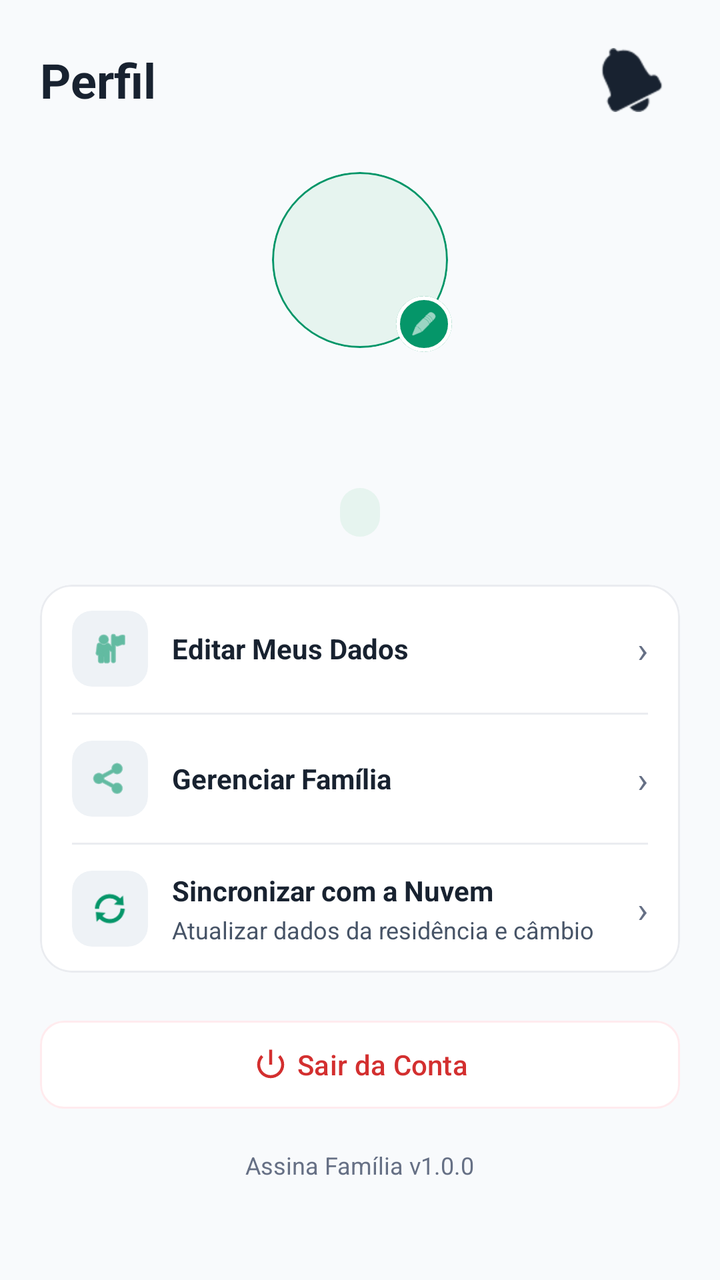
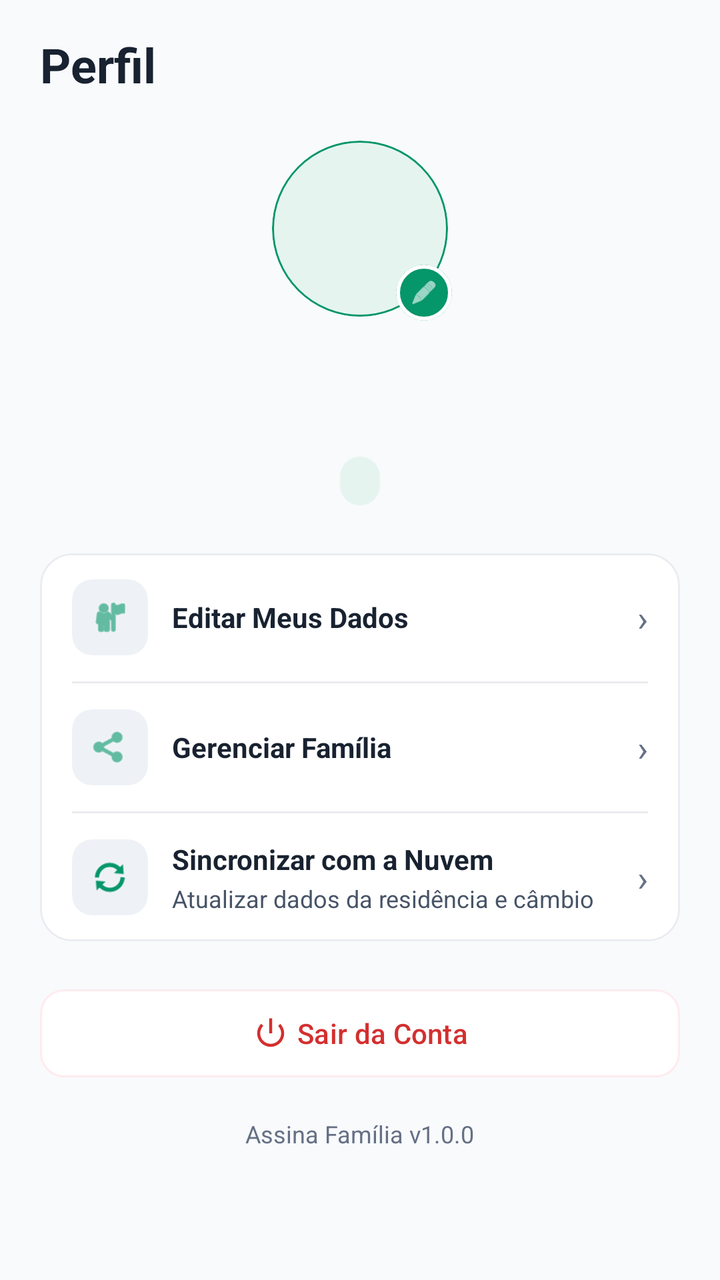

The first picture is an Android layout as it rendered before a commit; the second is the same layout after the commit. The layout source and the unified diff follow.
<!-- AndroidManifest.xml: application theme Theme.AssinaFamilia -->
<!-- res/layout/fragment_perfil.xml -->
<?xml version="1.0" encoding="utf-8"?>
<androidx.core.widget.NestedScrollView xmlns:android="http://schemas.android.com/apk/res/android"
    xmlns:app="http://schemas.android.com/apk/res-auto"
    android:id="@+id/scrollPerfil"
    android:layout_width="match_parent"
    android:layout_height="match_parent"
    android:background="@color/cor_fundo_tela"
    android:fillViewport="true">

    <LinearLayout
        android:id="@+id/layoutConteudoPerfil"
        android:layout_width="match_parent"
        android:layout_height="wrap_content"
        android:orientation="vertical"
        android:paddingHorizontal="20dp"
        android:paddingTop="16dp"
        android:paddingBottom="28dp">

        <LinearLayout
            android:layout_width="match_parent"
            android:layout_height="wrap_content"
            android:gravity="center_vertical"
            android:orientation="horizontal">

            <TextView
                android:id="@+id/txtTituloPerfil"
                android:layout_width="0dp"
                android:layout_height="wrap_content"
                android:layout_weight="1"
                android:text="@string/titulo_aba_perfil"
                android:textColor="@color/cor_texto_primario"
                android:textSize="24sp"
                android:textStyle="bold" />

            <ImageButton
                android:id="@+id/btnNotificacoesPerfil"
                android:layout_width="48dp"
                android:layout_height="48dp"
                android:background="?attr/selectableItemBackgroundBorderless"
                android:contentDescription="@string/desc_notificacoes"
                android:src="@android:drawable/ic_popup_reminder"
                app:tint="@color/cor_texto_primario" />

        </LinearLayout>

        <ProgressBar
            android:id="@+id/pbCarregandoPerfil"
            style="?android:attr/progressBarStyleHorizontal"
            android:layout_width="match_parent"
            android:layout_height="wrap_content"
            android:layout_marginTop="8dp"
            android:indeterminate="true"
            android:visibility="gone" />

        <FrameLayout
            android:id="@+id/containerAvatarPerfil"
            android:layout_width="92dp"
            android:layout_height="92dp"
            android:layout_gravity="center_horizontal"
            android:layout_marginTop="20dp">

            <com.google.android.material.card.MaterialCardView
                android:id="@+id/cardAvatarPerfil"
                android:layout_width="88dp"
                android:layout_height="88dp"
                android:layout_gravity="center"
                app:cardBackgroundColor="@color/cor_verde_claro"
                app:cardCornerRadius="44dp"
                app:cardElevation="0dp"
                app:strokeColor="@color/cor_primaria"
                app:strokeWidth="1dp">

                <TextView
                    android:id="@+id/txtIniciaisPerfil"
                    android:layout_width="match_parent"
                    android:layout_height="match_parent"
                    android:gravity="center"
                    android:textColor="@color/cor_verde_escuro"
                    android:textSize="28sp"
                    android:textStyle="bold" />

            </com.google.android.material.card.MaterialCardView>

            <com.google.android.material.card.MaterialCardView
                android:id="@+id/cardAtalhoEditarAvatar"
                android:layout_width="28dp"
                android:layout_height="28dp"
                android:layout_gravity="bottom|end"
                android:clickable="true"
                android:focusable="true"
                app:cardBackgroundColor="@color/cor_primaria"
                app:cardCornerRadius="14dp"
                app:cardElevation="0dp"
                app:strokeColor="@color/white"
                app:strokeWidth="2dp">

                <ImageView
                    android:layout_width="14dp"
                    android:layout_height="14dp"
                    android:layout_gravity="center"
                    android:contentDescription="@string/acao_editar_meus_dados"
                    android:src="@android:drawable/ic_menu_edit"
                    app:tint="@color/white" />

            </com.google.android.material.card.MaterialCardView>

        </FrameLayout>

        <TextView
            android:id="@+id/txtNomeUsuarioPerfil"
            android:layout_width="wrap_content"
            android:layout_height="wrap_content"
            android:layout_gravity="center_horizontal"
            android:layout_marginTop="12dp"
            android:gravity="center"
            android:textColor="@color/cor_texto_primario"
            android:textSize="20sp"
            android:textStyle="bold" />

        <TextView
            android:id="@+id/txtEmailUsuarioPerfil"
            android:layout_width="wrap_content"
            android:layout_height="wrap_content"
            android:layout_gravity="center_horizontal"
            android:layout_marginTop="2dp"
            android:gravity="center"
            android:textColor="@color/cor_texto_secundario"
            android:textSize="14sp" />

        <TextView
            android:id="@+id/txtSeloPerfilUsuario"
            android:layout_width="wrap_content"
            android:layout_height="wrap_content"
            android:layout_gravity="center_horizontal"
            android:layout_marginTop="8dp"
            android:background="@drawable/bg_status_badge"
            android:textSize="12sp"
            android:textStyle="bold" />

        <com.google.android.material.card.MaterialCardView
            android:id="@+id/cardMenuOpcoesPerfil"
            android:layout_width="match_parent"
            android:layout_height="wrap_content"
            android:layout_marginTop="24dp"
            app:cardBackgroundColor="@color/cor_fundo_cartao"
            app:cardCornerRadius="16dp"
            app:cardElevation="0dp"
            app:strokeColor="@color/cor_borda_sutil"
            app:strokeWidth="1dp">

            <LinearLayout
                android:layout_width="match_parent"
                android:layout_height="wrap_content"
                android:orientation="vertical">

                <LinearLayout
                    android:id="@+id/layoutOpcaoEditarDados"
                    android:layout_width="match_parent"
                    android:layout_height="wrap_content"
                    android:background="?attr/selectableItemBackground"
                    android:clickable="true"
                    android:focusable="true"
                    android:gravity="center_vertical"
                    android:minHeight="64dp"
                    android:orientation="horizontal"
                    android:paddingHorizontal="16dp"
                    android:paddingVertical="12dp">

                    <com.google.android.material.card.MaterialCardView
                        android:layout_width="38dp"
                        android:layout_height="38dp"
                        app:cardBackgroundColor="@color/cor_fundo_secundario"
                        app:cardCornerRadius="10dp"
                        app:cardElevation="0dp"
                        app:strokeWidth="0dp">

                        <ImageView
                            android:layout_width="20dp"
                            android:layout_height="20dp"
                            android:layout_gravity="center"
                            android:contentDescription="@string/acao_editar_meus_dados"
                            android:src="@android:drawable/ic_menu_myplaces"
                            app:tint="@color/cor_primaria" />

                    </com.google.android.material.card.MaterialCardView>

                    <TextView
                        android:layout_width="0dp"
                        android:layout_height="wrap_content"
                        android:layout_marginStart="12dp"
                        android:layout_weight="1"
                        android:text="@string/acao_editar_meus_dados"
                        android:textColor="@color/cor_texto_primario"
                        android:textSize="14sp"
                        android:textStyle="bold" />

                    <TextView
                        android:layout_width="wrap_content"
                        android:layout_height="wrap_content"
                        android:text="@string/simbolo_seta_direita"
                        android:textColor="@color/cor_texto_apoio"
                        android:textSize="18sp" />

                </LinearLayout>

                <View
                    android:id="@+id/divisorGerenciarFamilia"
                    android:layout_width="match_parent"
                    android:layout_height="1dp"
                    android:layout_marginHorizontal="16dp"
                    android:background="@color/cor_borda_sutil" />

                <LinearLayout
                    android:id="@+id/layoutOpcaoGerenciarFamilia"
                    android:layout_width="match_parent"
                    android:layout_height="wrap_content"
                    android:background="?attr/selectableItemBackground"
                    android:clickable="true"
                    android:focusable="true"
                    android:gravity="center_vertical"
                    android:minHeight="64dp"
                    android:orientation="horizontal"
                    android:paddingHorizontal="16dp"
                    android:paddingVertical="12dp">

                    <com.google.android.material.card.MaterialCardView
                        android:layout_width="38dp"
                        android:layout_height="38dp"
                        app:cardBackgroundColor="@color/cor_fundo_secundario"
                        app:cardCornerRadius="10dp"
                        app:cardElevation="0dp"
                        app:strokeWidth="0dp">

                        <ImageView
                            android:layout_width="20dp"
                            android:layout_height="20dp"
                            android:layout_gravity="center"
                            android:contentDescription="@string/acao_gerenciar_familia"
                            android:src="@android:drawable/ic_menu_share"
                            app:tint="@color/cor_primaria" />

                    </com.google.android.material.card.MaterialCardView>

                    <TextView
                        android:layout_width="0dp"
                        android:layout_height="wrap_content"
                        android:layout_marginStart="12dp"
                        android:layout_weight="1"
                        android:text="@string/acao_gerenciar_familia"
                        android:textColor="@color/cor_texto_primario"
                        android:textSize="14sp"
                        android:textStyle="bold" />

                    <TextView
                        android:layout_width="wrap_content"
                        android:layout_height="wrap_content"
                        android:text="@string/simbolo_seta_direita"
                        android:textColor="@color/cor_texto_apoio"
                        android:textSize="18sp" />

                </LinearLayout>

                <View
                    android:id="@+id/divisorSincronizarNuvem"
                    android:layout_width="match_parent"
                    android:layout_height="1dp"
                    android:layout_marginHorizontal="16dp"
                    android:background="@color/cor_borda_sutil" />

                <LinearLayout
                    android:id="@+id/layoutOpcaoSincronizarNuvem"
                    android:layout_width="match_parent"
                    android:layout_height="wrap_content"
                    android:background="?attr/selectableItemBackground"
                    android:clickable="true"
                    android:focusable="true"
                    android:gravity="center_vertical"
                    android:minHeight="64dp"
                    android:orientation="horizontal"
                    android:paddingHorizontal="16dp"
                    android:paddingVertical="12dp">

                    <com.google.android.material.card.MaterialCardView
                        android:layout_width="38dp"
                        android:layout_height="38dp"
                        app:cardBackgroundColor="@color/cor_fundo_secundario"
                        app:cardCornerRadius="10dp"
                        app:cardElevation="0dp"
                        app:strokeWidth="0dp">

                        <ImageView
                            android:layout_width="20dp"
                            android:layout_height="20dp"
                            android:layout_gravity="center"
                            android:contentDescription="@string/acao_sincronizar_nuvem"
                            android:src="@android:drawable/ic_popup_sync"
                            app:tint="@color/cor_primaria" />

                    </com.google.android.material.card.MaterialCardView>

                    <LinearLayout
                        android:layout_width="0dp"
                        android:layout_height="wrap_content"
                        android:layout_marginStart="12dp"
                        android:layout_weight="1"
                        android:orientation="vertical">

                        <TextView
                            android:layout_width="wrap_content"
                            android:layout_height="wrap_content"
                            android:text="@string/acao_sincronizar_nuvem"
                            android:textColor="@color/cor_texto_primario"
                            android:textSize="14sp"
                            android:textStyle="bold" />

                        <TextView
                            android:layout_width="wrap_content"
                            android:layout_height="wrap_content"
                            android:layout_marginTop="2dp"
                            android:text="@string/subtitulo_sincronizar_nuvem"
                            android:textColor="@color/cor_texto_secundario"
                            android:textSize="12sp" />

                    </LinearLayout>

                    <TextView
                        android:layout_width="wrap_content"
                        android:layout_height="wrap_content"
                        android:text="@string/simbolo_seta_direita"
                        android:textColor="@color/cor_texto_apoio"
                        android:textSize="18sp" />

                </LinearLayout>

            </LinearLayout>

        </com.google.android.material.card.MaterialCardView>

        <com.google.android.material.button.MaterialButton
            android:id="@+id/btnSairContaPerfil"
            style="@style/Widget.Material3.Button.OutlinedButton"
            android:layout_width="match_parent"
            android:layout_height="wrap_content"
            android:layout_marginTop="20dp"
            android:minHeight="52dp"
            android:text="@string/sair_da_conta"
            android:textColor="@color/cor_status_atrasado"
            app:backgroundTint="@color/cor_fundo_cartao"
            app:cornerRadius="12dp"
            app:icon="@android:drawable/ic_lock_power_off"
            app:iconGravity="textStart"
            app:iconTint="@color/cor_status_atrasado"
            app:strokeColor="@color/cor_status_atrasado_fundo"
            app:strokeWidth="1dp" />

        <TextView
            android:id="@+id/txtVersaoAppPerfil"
            android:layout_width="wrap_content"
            android:layout_height="wrap_content"
            android:layout_gravity="center_horizontal"
            android:layout_marginTop="16dp"
            android:text="@string/versao_app_rodape"
            android:textColor="@color/cor_texto_apoio"
            android:textSize="12sp" />

    </LinearLayout>

</androidx.core.widget.NestedScrollView>
<!-- resources referenced by this layout -->
<resources>
  <color name="cor_borda_sutil">#EAECF0</color>
  <color name="cor_fundo_cartao">#FFFFFF</color>
  <color name="cor_fundo_secundario">#EEF2F6</color>
  <color name="cor_fundo_tela">#F8FAFC</color>
  <color name="cor_primaria">#059669</color>
  <color name="cor_status_atrasado">#D32F2F</color>
  <color name="cor_status_atrasado_fundo">#FFEBEE</color>
  <color name="cor_texto_apoio">#667085</color>
  <color name="cor_texto_primario">#182230</color>
  <color name="cor_texto_secundario">#475467</color>
  <color name="cor_verde_claro">#E6F4EF</color>
  <color name="cor_verde_escuro">#006633</color>
  <color name="white">#FFFFFFFF</color>
  <!-- drawable bg_status_badge (drawable) -->
  <shape xmlns:android="http://schemas.android.com/apk/res/android"
      android:shape="rectangle">
      <solid android:color="@color/cor_verde_claro" />
      <corners android:radius="999dp" />
      <padding
          android:left="10dp"
          android:top="4dp"
          android:right="10dp"
          android:bottom="4dp" />
  </shape>
  <string name="acao_editar_meus_dados">Editar Meus Dados</string>
  <string name="acao_gerenciar_familia">Gerenciar Família</string>
  <string name="acao_sincronizar_nuvem">Sincronizar com a Nuvem</string>
  <string name="desc_notificacoes">Verificar lembretes de vencimento</string>
  <string name="sair_da_conta">Sair da Conta</string>
  <string name="simbolo_seta_direita">›</string>
  <string name="subtitulo_sincronizar_nuvem">Atualizar dados da residência e câmbio</string>
  <string name="titulo_aba_perfil">Perfil</string>
  <string name="versao_app_rodape">Assina Família v1.0.0</string>
  <style name="Theme.AssinaFamilia" parent="Base.Theme.AssinaFamilia" />
  <style name="Base.Theme.AssinaFamilia" parent="Theme.Material3.Light.NoActionBar">
          <item name="colorPrimary">@color/cor_verde_escuro</item>
          <item name="colorOnPrimary">@color/white</item>
          <item name="colorPrimaryContainer">@color/cor_verde_claro</item>
          <item name="colorOnPrimaryContainer">@color/cor_verde_escuro</item>
          <item name="colorSecondary">@color/cor_verde_primario</item>
          <item name="colorOnSecondary">@color/white</item>
          <item name="colorSecondaryContainer">@color/cor_verde_claro</item>
          <item name="colorOnSecondaryContainer">@color/cor_verde_primario</item>
          <item name="colorTertiary">@color/cor_terciaria</item>
          <item name="colorOnTertiary">@color/white</item>
          <item name="colorTertiaryContainer">@color/cor_selo_membro_fundo</item>
          <item name="colorOnTertiaryContainer">@color/cor_selo_membro</item>
          <item name="android:colorBackground">@color/cor_fundo_tela</item>
          <item name="colorOnBackground">@color/cor_texto_primario</item>
          <item name="colorSurface">@color/cor_fundo_cartao</item>
          <item name="colorOnSurface">@color/cor_texto_primario</item>
          <item name="colorSurfaceVariant">@color/cor_fundo_secundario</item>
          <item name="colorOnSurfaceVariant">@color/cor_texto_secundario</item>
          <item name="colorOutline">@color/cor_borda_sutil</item>
          <item name="colorError">@color/cor_status_atrasado</item>
          <item name="colorOnError">@color/white</item>
          <item name="colorErrorContainer">@color/cor_status_atrasado_fundo</item>
          <item name="colorOnErrorContainer">@color/cor_status_atrasado</item>
          <item name="android:statusBarColor">@color/cor_fundo_tela</item>
          <item name="android:windowLightStatusBar">true</item>
      </style>
  <color name="cor_verde_primario">#00805A</color>
  <color name="cor_terciaria">#0284C7</color>
  <color name="cor_selo_membro_fundo">#EFF8FF</color>
  <color name="cor_selo_membro">#175CD3</color>
</resources>

<!-- the commit's change to res/layout/fragment_perfil.xml (unified diff, before → after) -->
@@ -31,15 +31,6 @@
                 android:textColor="@color/cor_texto_primario"
                 android:textSize="24sp"
                 android:textStyle="bold" />
-
-            <ImageButton
-                android:id="@+id/btnNotificacoesPerfil"
-                android:layout_width="48dp"
-                android:layout_height="48dp"
-                android:background="?attr/selectableItemBackgroundBorderless"
-                android:contentDescription="@string/desc_notificacoes"
-                android:src="@android:drawable/ic_popup_reminder"
-                app:tint="@color/cor_texto_primario" />
 
         </LinearLayout>
 
<!-- resource entries referenced after the edit -->
@@ -27,7 +27,6 @@
   <string name="acao_editar_meus_dados">Editar Meus Dados</string>
   <string name="acao_gerenciar_familia">Gerenciar Família</string>
   <string name="acao_sincronizar_nuvem">Sincronizar com a Nuvem</string>
-  <string name="desc_notificacoes">Verificar lembretes de vencimento</string>
   <string name="sair_da_conta">Sair da Conta</string>
   <string name="simbolo_seta_direita">›</string>
   <string name="subtitulo_sincronizar_nuvem">Atualizar dados da residência e câmbio</string>
